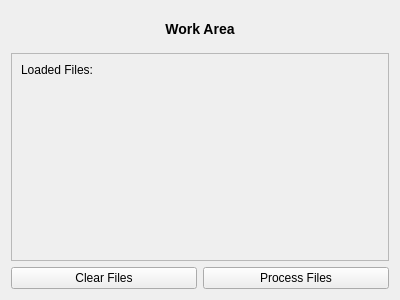
The window that App/gui/widgets/work_area.ui (hattaarshavin/PikselCat) describes before a commit, drawn with Qt 5.
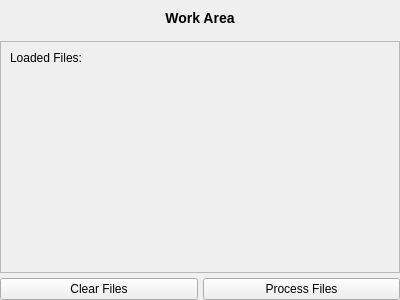
The same window after the commit.

Commit message: feat: Enhance drag-and-drop functionality with improved UI integration and layout adjustments

```diff
--- a/App/gui/widgets/work_area.ui
+++ b/App/gui/widgets/work_area.ui
@@ -15,8 +15,22 @@
     <horstretch>0</horstretch>
     <verstretch>0</verstretch>
    </sizepolicy>
-  </property>
-  <layout class="QVBoxLayout" name="verticalLayout">
+  </property>  <layout class="QVBoxLayout" name="verticalLayout">
+   <property name="spacing">
+    <number>5</number>
+   </property>
+   <property name="leftMargin">
+    <number>0</number>
+   </property>
+   <property name="topMargin">
+    <number>0</number>
+   </property>
+   <property name="rightMargin">
+    <number>0</number>
+   </property>
+   <property name="bottomMargin">
+    <number>0</number>
+   </property>
    <item>
     <widget class="QLabel" name="workAreaTitle">
      <property name="text">
```
The commit also changes 6 other files.
